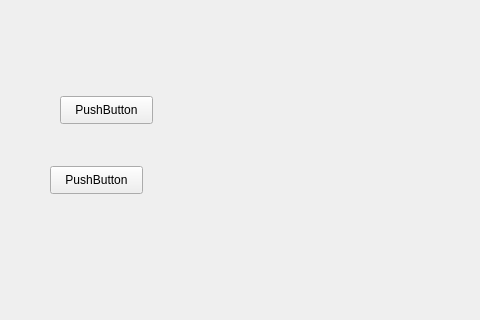
The window that QtVigil/QtVigil.ui (khaledsalem999/Vigil) describes before a commit, drawn with Qt 5; both pictures show x 0 to 480 and y 101 to 421 of the 951 by 578 pixel window.
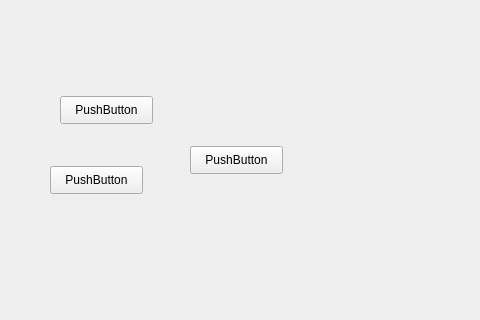
The same window after the commit.

Commit message: added buttons again

Diff of the .ui file:
```diff
--- a/QtVigil/QtVigil.ui
+++ b/QtVigil/QtVigil.ui
@@ -40,6 +40,19 @@
      <string>PushButton</string>
     </property>
    </widget>
+   <widget class="QPushButton" name="pushButton_3">
+    <property name="geometry">
+     <rect>
+      <x>190</x>
+      <y>230</y>
+      <width>93</width>
+      <height>28</height>
+     </rect>
+    </property>
+    <property name="text">
+     <string>PushButton</string>
+    </property>
+   </widget>
   </widget>
   <widget class="QMenuBar" name="menuBar">
    <property name="geometry">
```
